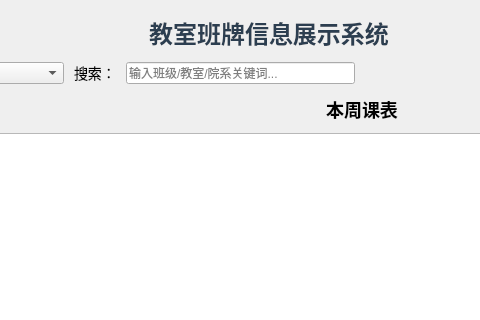
This is src/ui/MainWindow.ui in xujianye0919/Qt-system as Qt 5 draws it before an edit; both pictures show x 331 to 811 and y 0 to 320 of the 1200 by 800 pixel window. The edited form follows.
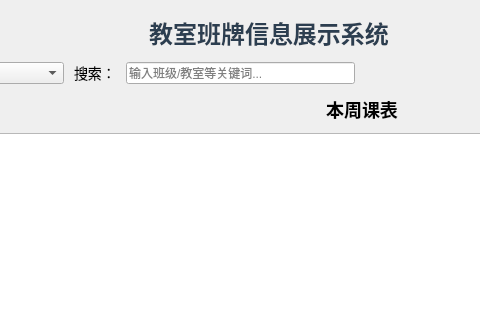
This is the edited form.

Commit message: 第十七次提交：下拉框不能切换班级的错误已修复

What changed in the file:
```diff
--- a/src/ui/MainWindow.ui
+++ b/src/ui/MainWindow.ui
@@ -65,7 +65,7 @@
       <item>
        <widget class="QLineEdit" name="searchEdit">
         <property name="placeholderText">
-         <string>输入班级/教室/院系关键词...</string>
+         <string>输入班级/教室等关键词...</string>
         </property>
        </widget>
       </item>
```
The commit also changes 6 other files.
